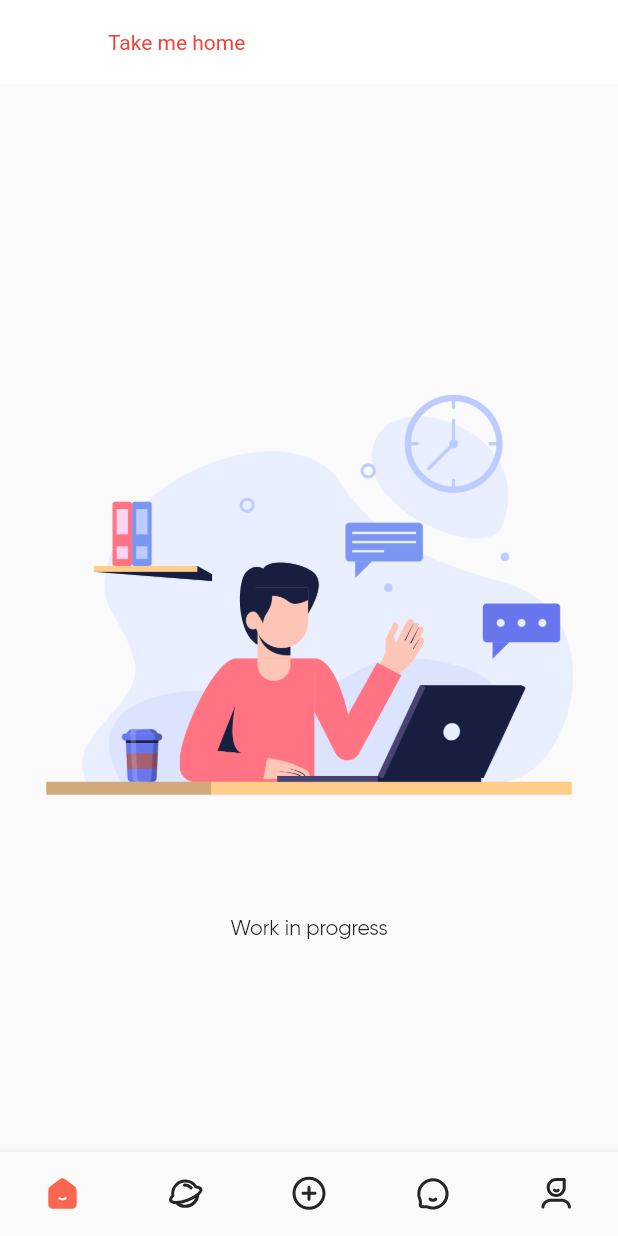
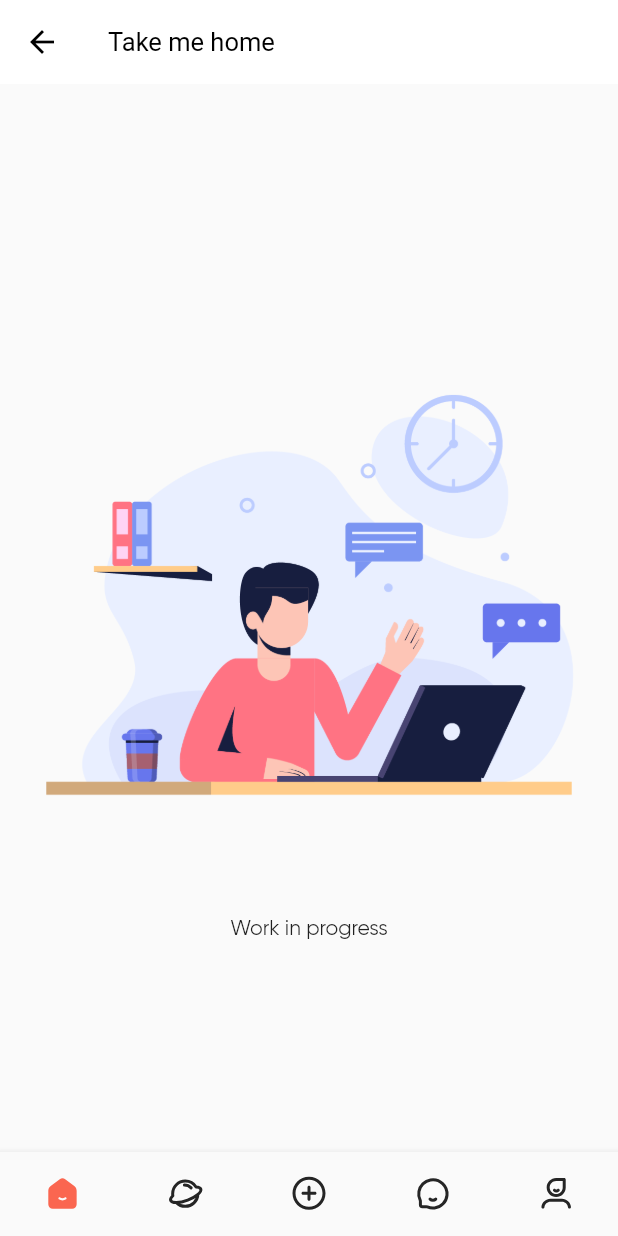
Before and after one commit to RationalEgoism/dogdom, a Flutter app: the screen it shows after launch, after a tap on "Let me", on a phone screen of 412 x 824 dp. Run offline on Flutter 3.47's test engine with Material 2 defaults, Android fonts, the light colour scheme and no system bars; our stand-ins replace auto_route, card_swiper, easy_localization, flutter_bloc, flutter_native_splash, flutter_svg and 6 more; accounts and stored records are empty.

Commit message:
#65 add app bar navigation theme (#80)

```diff
--- a/lib/app/dogdom_app.dart
+++ b/lib/app/dogdom_app.dart
@@ -35,6 +35,11 @@
             statusBarIconBrightness: Brightness.dark,
             statusBarColor: Colors.transparent,
           ),
+          titleTextStyle: TextStyle(
+            color: Colors.black,
+            fontSize: 17.0,
+          ),
+          foregroundColor: Colors.black,
         ),
         textSelectionTheme: TextSelectionThemeData(
           cursorColor: ColorName.red,
--- a/lib/features/wip/wip_page.dart
+++ b/lib/features/wip/wip_page.dart
@@ -15,9 +15,6 @@
   Widget build(BuildContext context) {
     return Scaffold(
       appBar: AppBar(
-        titleTextStyle: TextStyle(
-          color: Colors.red,
-        ),
         title: Text(name),
       ),
       body: Column(
```
